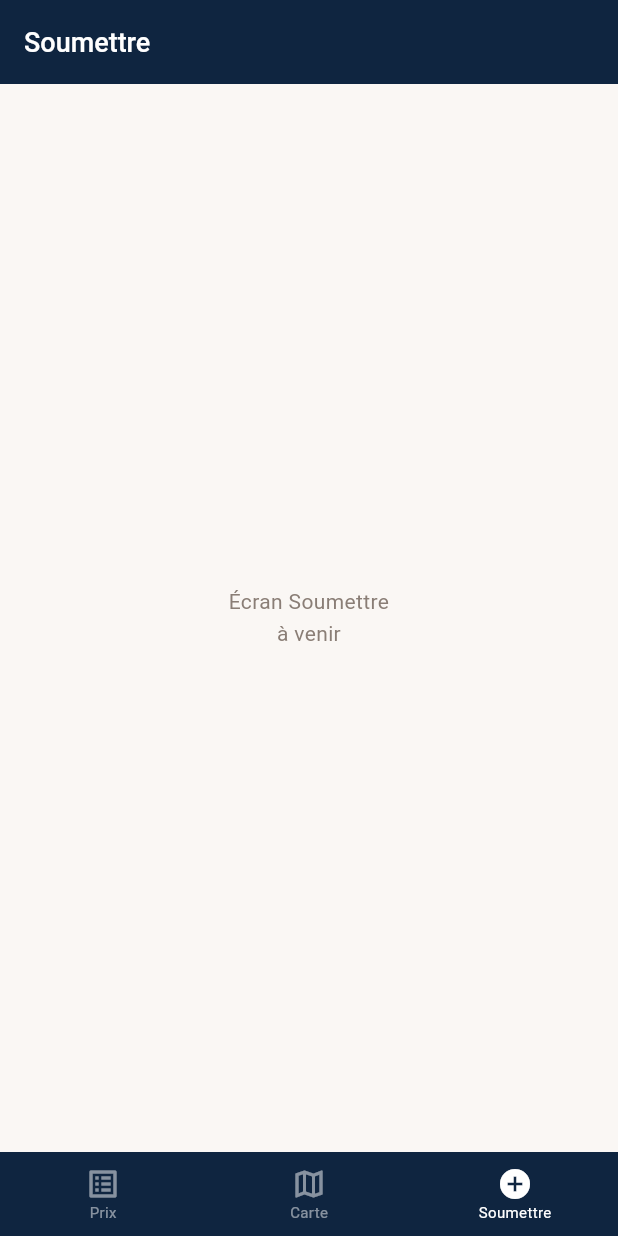
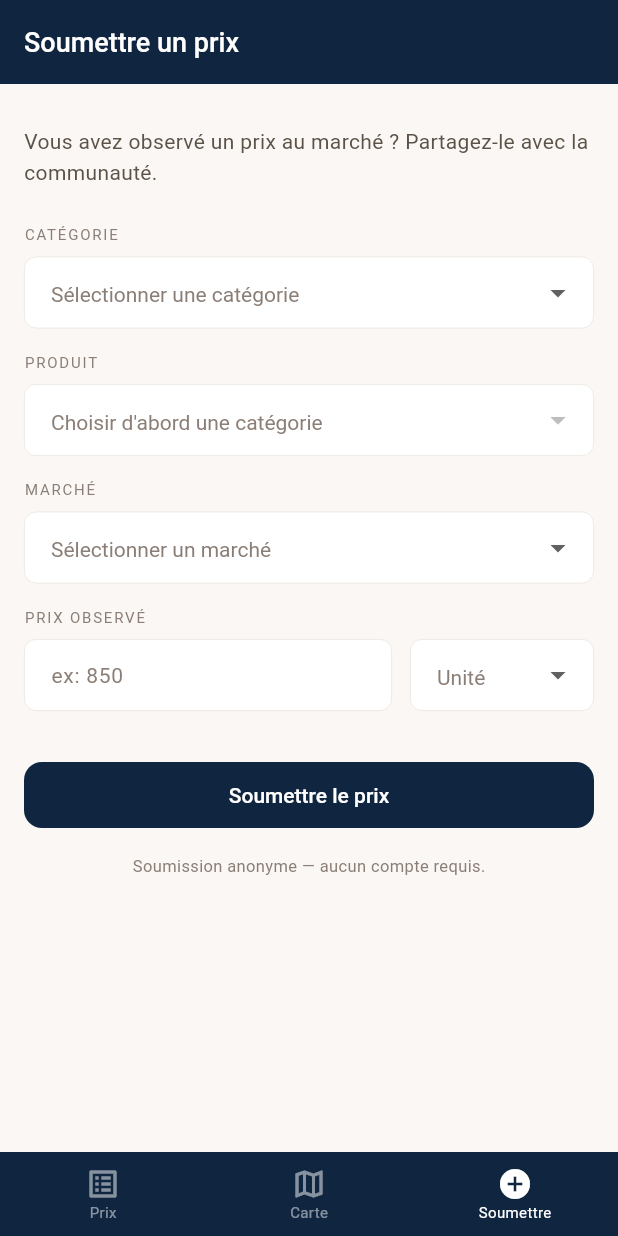
Before and after one commit to Titembaye/gataa-mobile, a Flutter app: the screen it shows after launch, item 3 of the bottom bar chosen, on a phone screen of 412 x 824 dp. Run offline on Flutter 3.47's test engine with Material 3 defaults, Android fonts, the phone set to English and light mode, and no system bars; Roboto replaces fonts that are missing (DM Mono, DM Sans).

Commit message:
feat: add submit price screen

```diff
--- /dev/null
+++ b/lib/features/submit/submit_screen.dart
@@ -0,0 +1,298 @@
+import 'package:flutter/material.dart';
+import 'package:flutter/services.dart';
+import '../../core/theme/app_theme.dart';
+
+class SubmitScreen extends StatefulWidget {
+  const SubmitScreen({super.key});
+
+  @override
+  State<SubmitScreen> createState() => _SubmitScreenState();
+}
+
+class _SubmitScreenState extends State<SubmitScreen> {
+  final _formKey = GlobalKey<FormState>();
+  final _priceController = TextEditingController();
+
+  String? _selectedCategory;
+  String? _selectedProduct;
+  String? _selectedMarket;
+  String? _selectedUnit;
+  bool _isSubmitting = false;
+  bool _submitted = false;
+
+  // Données fictives — à remplacer par l'API
+  final Map<String, List<String>> _productsByCategory = {
+    'Céréales': ['Mil en grain', 'Riz importé', 'Sorgho', 'Maïs', 'Farine'],
+    'Huile & condiments': ['Huile de palme', 'Huile d\'arachide', 'Sel', 'Sucre'],
+    'Protéines animales': ['Bœuf', 'Mouton', 'Poisson séché', 'Œufs', 'Poulet'],
+    'Légumes & fruits': ['Oignons', 'Tomates', 'Gombo', 'Mangue'],
+    'Carburant & énergie': ['Essence', 'Gasoil', 'Gaz butane', 'Charbon'],
+  };
+
+  final List<String> _markets = [
+    'Marché central — N\'Djaména',
+    'Marché Dembé — N\'Djaména',
+    'Marché Moursal — N\'Djaména',
+    'Marché — Moundou',
+    'Marché — Sarh',
+    'Marché — Abéché',
+  ];
+
+  final List<String> _units = ['kg', 'litre', 'sac 50kg', 'sac 100kg', 'unité', 'tas'];
+
+  List<String> get _products {
+    if (_selectedCategory == null) return [];
+    return _productsByCategory[_selectedCategory!] ?? [];
+  }
+
+  @override
+  void dispose() {
+    _priceController.dispose();
+    super.dispose();
+  }
+
+  Future<void> _submit() async {
+    if (!_formKey.currentState!.validate()) return;
+
+    setState(() => _isSubmitting = true);
+
+    // Simuler un appel API
+    await Future.delayed(const Duration(seconds: 1));
+
+    setState(() {
+      _isSubmitting = false;
+      _submitted = true;
+    });
+  }
+
+  void _reset() {
+    setState(() {
+      _submitted = false;
+      _selectedCategory = null;
+      _selectedProduct = null;
+      _selectedMarket = null;
+      _selectedUnit = null;
+      _priceController.clear();
+    });
+  }
+
+  @override
+  Widget build(BuildContext context) {
+    return Scaffold(
+      appBar: AppBar(title: const Text('Soumettre un prix')),
+      body: _submitted ? _buildSuccess() : _buildForm(),
+    );
+  }
+
+  // ─── Formulaire ───────────────────────────────────────────────────────────
+
+  Widget _buildForm() {
+    return SingleChildScrollView(
+      padding: GataaSpacing.screenPadding,
+      child: Form(
+        key: _formKey,
+        child: Column(
+          crossAxisAlignment: CrossAxisAlignment.start,
+          children: [
+            const SizedBox(height: GataaSpacing.sm),
+
+            // Intro
+            Text(
+              'Vous avez observé un prix au marché ? Partagez-le avec la communauté.',
+              style: GataaTypo.bodyMedium.copyWith(
+                color: GataaColors.textSecondary,
+              ),
+            ),
+            const SizedBox(height: GataaSpacing.xl),
+
+            // Catégorie
+            _buildLabel('Catégorie'),
+            _buildDropdown(
+              hint: 'Sélectionner une catégorie',
+              value: _selectedCategory,
+              items: _productsByCategory.keys.toList(),
+              onChanged: (val) => setState(() {
+                _selectedCategory = val;
+                _selectedProduct = null;
+              }),
+              validator: (v) => v == null ? 'Choisissez une catégorie' : null,
+            ),
+            const SizedBox(height: GataaSpacing.lg),
+
+            // Produit
+            _buildLabel('Produit'),
+            _buildDropdown(
+              hint: _selectedCategory == null
+                  ? 'Choisir d\'abord une catégorie'
+                  : 'Sélectionner un produit',
+              value: _selectedProduct,
+              items: _products,
+              onChanged: _selectedCategory == null
+                  ? null
+                  : (val) => setState(() => _selectedProduct = val),
+              validator: (v) => v == null ? 'Choisissez un produit' : null,
+            ),
+            const SizedBox(height: GataaSpacing.lg),
+
+            // Marché
+            _buildLabel('Marché'),
+            _buildDropdown(
+              hint: 'Sélectionner un marché',
+              value: _selectedMarket,
+              items: _markets,
+              onChanged: (val) => setState(() => _selectedMarket = val),
+              validator: (v) => v == null ? 'Choisissez un marché' : null,
+            ),
+            const SizedBox(height: GataaSpacing.lg),
+
+            // Prix + Unité
+            _buildLabel('Prix observé'),
+            Row(
+              crossAxisAlignment: CrossAxisAlignment.start,
+              children: [
+                Expanded(
+                  flex: 2,
+                  child: TextFormField(
+                    controller: _priceController,
+                    keyboardType: TextInputType.number,
+                    inputFormatters: [FilteringTextInputFormatter.digitsOnly],
+                    decoration: const InputDecoration(
+                      hintText: 'ex: 850',
+                      suffixText: 'FCFA',
+                    ),
+                    validator: (v) {
+                      if (v == null || v.isEmpty) return 'Entrez un prix';
+                      if (int.tryParse(v) == null) return 'Prix invalide';
+                      if (int.parse(v) <= 0) return 'Prix invalide';
+                      return null;
+                    },
+                  ),
+                ),
+                const SizedBox(width: GataaSpacing.md),
+                Expanded(
+                  child: _buildDropdown(
+                    hint: 'Unité',
+                    value: _selectedUnit,
+                    items: _units,
+                    onChanged: (val) => setState(() => _selectedUnit = val),
+                    validator: (v) => v == null ? 'Unité ?' : null,
+                  ),
+                ),
+              ],
+            ),
+            const SizedBox(height: GataaSpacing.xxl),
+
+            // Bouton soumettre
+            SizedBox(
+              width: double.infinity,
+              child: ElevatedButton(
+                onPressed: _isSubmitting ? null : _submit,
+                child: _isSubmitting
+                    ? const SizedBox(
+                        height: 18,
+                        width: 18,
+                        child: CircularProgressIndicator(
+                          strokeWidth: 2,
+                          color: GataaColors.textOnDark,
+                        ),
+                      )
+                    : const Text('Soumettre le prix'),
+              ),
+            ),
+            const SizedBox(height: GataaSpacing.lg),
+
+            // Note anonymat
+            Center(
+              child: Text(
+                'Soumission anonyme — aucun compte requis.',
+                style: GataaTypo.labelMedium,
+              ),
+            ),
+          ],
+        ),
+      ),
+    );
+  }
+
+  // ─── Succès ───────────────────────────────────────────────────────────────
+
+  Widget _buildSuccess() {
+    return Padding(
+      padding: GataaSpacing.screenPadding,
+      child: Column(
+        mainAxisAlignment: MainAxisAlignment.center,
+        children: [
+          Container(
+            width: 64,
+            height: 64,
+            decoration: const BoxDecoration(
+              color: GataaColors.successLight,
+              shape: BoxShape.circle,
+            ),
+            child: const Icon(
+              Icons.check,
+              color: GataaColors.success,
+              size: 32,
+            ),
+          ),
+          const SizedBox(height: GataaSpacing.xl),
+          Text('Prix soumis !', style: GataaTypo.titleLarge),
+          const SizedBox(height: GataaSpacing.md),
+          Text(
+            'Merci pour votre contribution.\nVotre prix sera vérifié avant publication.',
+            textAlign: TextAlign.center,
+            style: GataaTypo.bodyMedium.copyWith(
+              color: GataaColors.textSecondary,
+            ),
+          ),
+          const SizedBox(height: GataaSpacing.xxl),
+          SizedBox(
+            width: double.infinity,
+            child: ElevatedButton(
+              onPressed: _reset,
+              child: const Text('Soumettre un autre prix'),
+            ),
+          ),
+          const SizedBox(height: GataaSpacing.md),
+          SizedBox(
+            width: double.infinity,
+            child: OutlinedButton(
+              onPressed: () {},
+              child: const Text('Voir les prix du jour'),
+            ),
+          ),
+        ],
+      ),
+    );
+  }
+
+  // ─── Helpers UI ───────────────────────────────────────────────────────────
+
+  Widget _buildLabel(String text) {
+    return Padding(
+      padding: const EdgeInsets.only(bottom: GataaSpacing.sm),
+      child: Text(text.toUpperCase(), style: GataaTypo.labelSmall),
+    );
+  }
+
+  Widget _buildDropdown({
+    required String hint,
+    required String? value,
+    required List<String> items,
+    required void Function(String?)? onChanged,
+    required String? Function(String?)? validator,
+  }) {
+    return DropdownButtonFormField<String>(
+      value: value,
+      onChanged: onChanged,
+      validator: validator,
+      decoration: const InputDecoration(),
+      hint: Text(hint, style: GataaTypo.bodyMedium.copyWith(color: GataaColors.textMuted)),
+      style: GataaTypo.bodyMedium,
+      items: items.map((item) => DropdownMenuItem(
+        value: item,
+        child: Text(item, style: GataaTypo.bodyMedium),
+      )).toList(),
+    );
+  }
+}
--- a/lib/shared/widgets/main_navigation.dart
+++ b/lib/shared/widgets/main_navigation.dart
@@ -1,6 +1,7 @@
 import 'package:flutter/material.dart';
 import '../../core/theme/app_theme.dart';
 import '../../features/prices/prices_screen.dart';
+import '../../features/submit/submit_screen.dart';
 
 class MainNavigation extends StatefulWidget {
   const MainNavigation({super.key});
@@ -15,7 +16,7 @@ class _MainNavigationState extends State<MainNavigation> {
   final List<Widget> _screens = const [
     PricesScreen(),
     _PlaceholderScreen(label: 'Carte'),
-    _PlaceholderScreen(label: 'Soumettre'),
+    SubmitScreen(),
   ];
 
   @override
```
